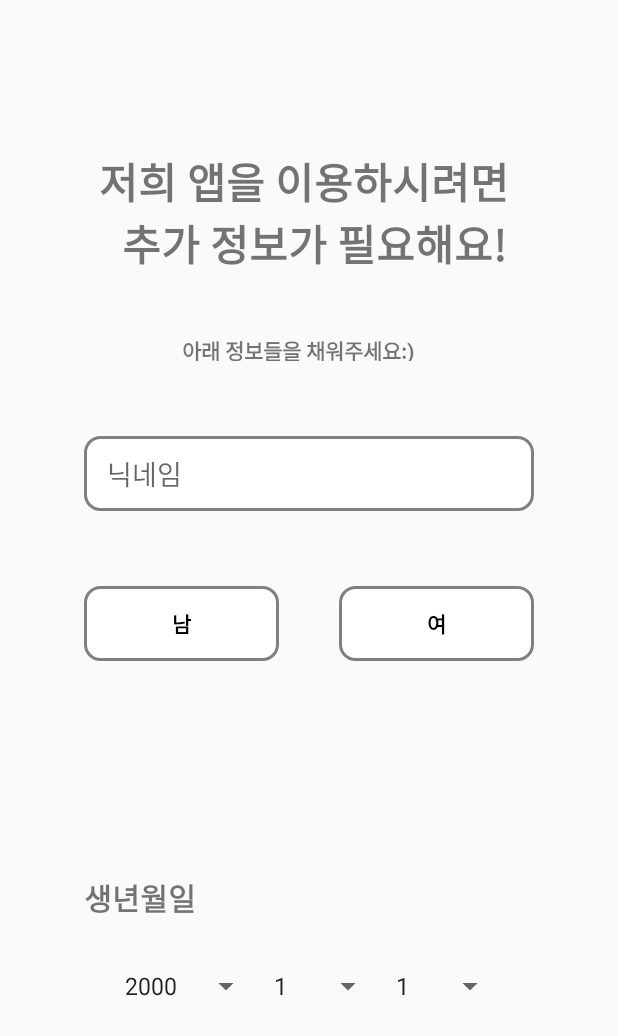
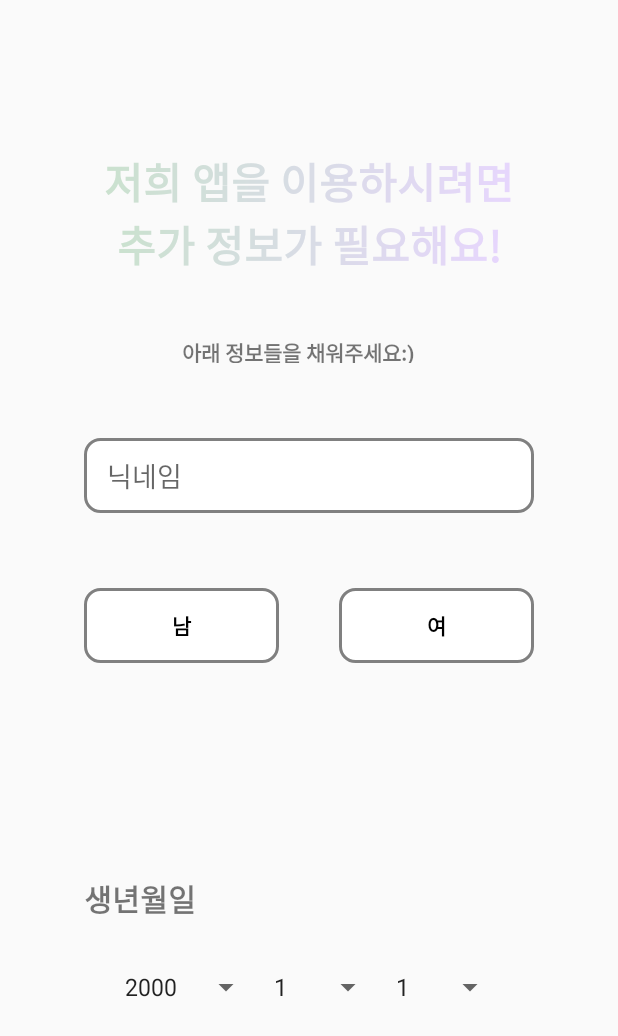
Before and after one commit to eorjs7578/sansanmulmul, an Android app: the fragment RegisterExtraInfoFragment placed in its activity, on a phone screen of 412 x 824 dp. Shown: the top 1036 px of the screen. Run offline under Robolectric (Android 15) with nearby library versions, the phone set to English and light mode, and no system bars.

Commit message:
feat: "extra info 화면 타이틀 그라데이션 추가"

```diff
--- a/FrontEnd/app/src/main/java/com/sansantek/sansanmulmul/ui/view/register/RegisterExtraInfoFragment.kt
+++ b/FrontEnd/app/src/main/java/com/sansantek/sansanmulmul/ui/view/register/RegisterExtraInfoFragment.kt
@@ -1,5 +1,7 @@
 package com.sansantek.sansanmulmul.ui.view.register
 
+import android.graphics.LinearGradient
+import android.graphics.Shader
 import android.os.Bundle
 import android.view.LayoutInflater
 import android.view.View
@@ -7,7 +9,10 @@ import android.view.ViewGroup
 import android.widget.AdapterView
 import android.widget.ArrayAdapter
 import android.widget.Spinner
+import android.widget.TextView
+import androidx.core.content.ContextCompat.getColor
 import androidx.fragment.app.Fragment
+import com.sansantek.sansanmulmul.R
 import com.sansantek.sansanmulmul.databinding.FragmentRegisterExtraInfoBinding
 
 
@@ -17,16 +22,28 @@ class RegisterExtraInfoFragment : Fragment() {
         FragmentRegisterExtraInfoBinding.inflate(layoutInflater)
     }
 
-    override fun onCreate(savedInstanceState: Bundle?) {
-        super.onCreate(savedInstanceState)
-    }
-
     override fun onCreateView(
         inflater: LayoutInflater, container: ViewGroup?,
         savedInstanceState: Bundle?
     ): View {
         setupSpinners()
+        setGradient(binding.extraInfoText1)
+        setGradient(binding.extraInfoText2)
         return binding.root
+    }
+
+    private fun setGradient(textView: TextView){
+        val paint = textView.paint
+        val width = paint.measureText(textView.text.toString())
+
+        val textShader = LinearGradient(
+            0f, 0f, width, textView.textSize,
+            intArrayOf(
+                getColor(requireActivity(), R.color.gradientStartColor),
+                getColor(requireActivity(), R.color.gradientEndColor)
+            ), arrayOf(0f, 1f).toFloatArray(), Shader.TileMode.CLAMP
+        )
+        textView.paint.shader = textShader
     }
 
 
--- a/FrontEnd/app/src/main/res/layout/fragment_register_extra_info.xml
+++ b/FrontEnd/app/src/main/res/layout/fragment_register_extra_info.xml
@@ -19,17 +19,30 @@
 
         >
         <TextView
-            android:id="@+id/textView1"
+            android:id="@+id/extra_info_text1"
             android:layout_width="wrap_content"
             android:layout_height="wrap_content"
-            android:text="저희 앱을 이용하시려면 \n 추가 정보가 필요해요!"
+            android:text="저희 앱을 이용하시려면"
             android:textSize="28dp"
-
             android:textStyle="bold"
             android:gravity="center"
             app:layout_constraintStart_toStartOf="parent"
             app:layout_constraintEnd_toEndOf="parent"
             app:layout_constraintTop_toTopOf="parent"
+            app:layout_constraintBottom_toTopOf="@id/extra_info_text2"
+            />
+
+        <TextView
+            android:id="@+id/extra_info_text2"
+            android:layout_width="wrap_content"
+            android:layout_height="wrap_content"
+            android:text="추가 정보가 필요해요!"
+            android:textSize="28dp"
+            android:textStyle="bold"
+            android:gravity="center"
+            app:layout_constraintStart_toStartOf="parent"
+            app:layout_constraintEnd_toEndOf="parent"
+            app:layout_constraintTop_toBottomOf="@id/extra_info_text1"
             />
 
         <TextView
@@ -41,7 +54,7 @@
             android:textStyle="bold"
             app:layout_constraintStart_toStartOf="parent"
             app:layout_constraintEnd_toEndOf="parent"
-            app:layout_constraintTop_toBottomOf="@id/textView1"
+            app:layout_constraintTop_toBottomOf="@id/extra_info_text2"
             android:layout_marginTop="40dp"
 
             />
--- a/FrontEnd/app/src/main/res/values/colors.xml
+++ b/FrontEnd/app/src/main/res/values/colors.xml
@@ -6,4 +6,6 @@
     <color name="button_text_color">#FFFFFFFF</color>
     <color name="green">#A1CCA8</color>
     <color name="purple">#D6B7FF</color>
+    <color name="gradientStartColor">#FFA1CCA8</color>
+    <color name="gradientEndColor">#FFD6B7FF</color>
 </resources>
```
